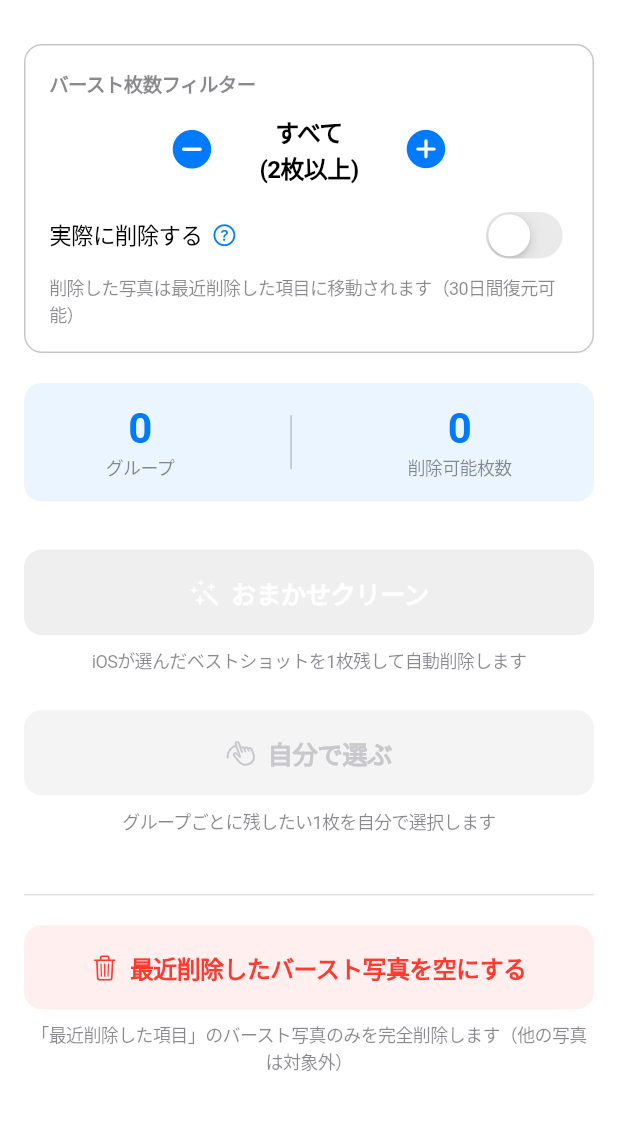
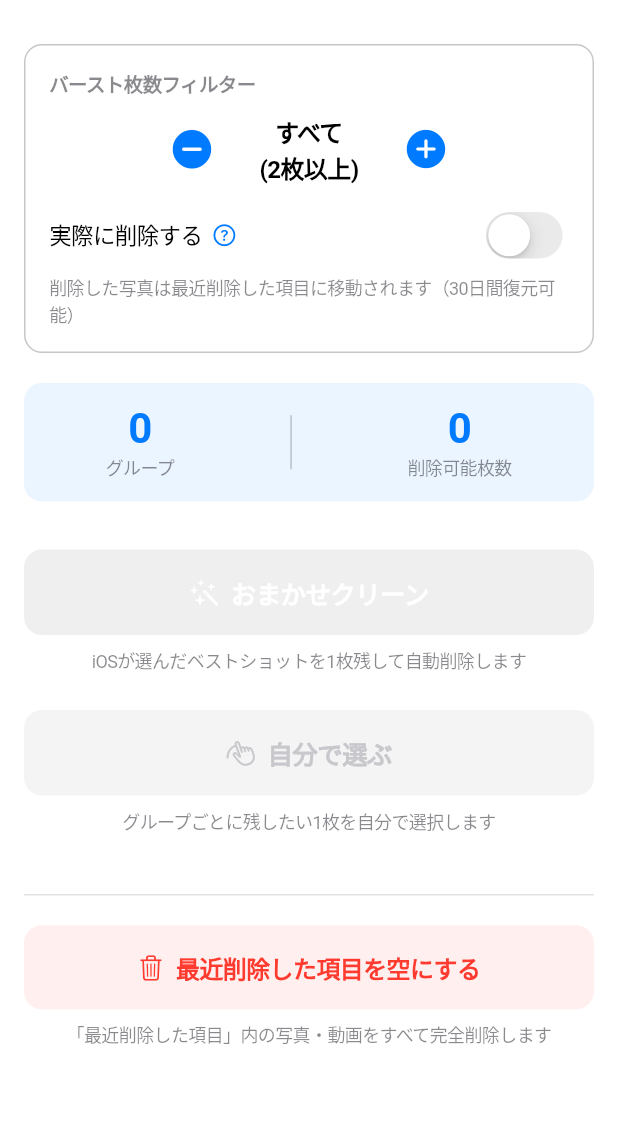
Before and after one commit to tomoyuki0512-hub/onp-quiz-app, a Flutter app: the screen it shows after launch, on a phone screen of 412 x 824 dp, the part 52-1182 px from its top. Run offline on Flutter 3.47's test engine with Material 3 defaults, Android fonts, the phone set to English and light mode, and no system bars; missing offline and left inert: photo_manager.

Commit message:
emptyRecentlyDeleted から includeAllBurstAssets を削除してコレクション外の混入を防ぐ
includeAllBurstAssets=true をコレクション指定の fetchAssets に使うと
メインライブラリのバースト写真まで結果に含まれ、意図しない削除が発生していた。
オプションなしで最近削除した項目のみを取得するよう修正し、
「最近削除した項目をすべて空にする」という本来の挙動に戻す。

https://claude.ai/code/session_01SoqHF3J3E8ZCNxniZsKxhE

```diff
--- a/lib/screens/home_screen.dart
+++ b/lib/screens/home_screen.dart
@@ -107,12 +107,12 @@ class _HomeScreenState extends State<HomeScreen> {
     final confirmed = await showCupertinoDialog<bool>(
       context: context,
       builder: (ctx) => CupertinoAlertDialog(
-        title: const Text('バースト写真を完全削除'),
+        title: const Text('最近削除した項目を空にする'),
         content: const Column(
           children: [
             SizedBox(height: 8),
             Text(
-              '「最近削除した項目」にあるバースト写真をすべて完全削除します。\n\nバースト写真以外の写真・動画は削除されません。',
+              '「最近削除した項目」にある写真・動画をすべて完全削除します。',
               style: TextStyle(fontSize: 15),
             ),
             SizedBox(height: 6),
@@ -628,7 +628,7 @@ class _HomeScreenState extends State<HomeScreen> {
               Icon(CupertinoIcons.trash, size: 18, color: CupertinoColors.destructiveRed),
               SizedBox(width: 8),
               Text(
-                '最近削除したバースト写真を空にする',
+                '最近削除した項目を空にする',
                 style: TextStyle(
                   fontSize: 16,
                   fontWeight: FontWeight.w600,
@@ -640,7 +640,7 @@ class _HomeScreenState extends State<HomeScreen> {
         ),
         const SizedBox(height: 8),
         const Text(
-          '「最近削除した項目」のバースト写真のみを完全削除します（他の写真は対象外）',
+          '「最近削除した項目」内の写真・動画をすべて完全削除します',
           style: TextStyle(
             fontSize: 12,
             color: CupertinoColors.secondaryLabel,
```
Also changed, not shown: 1 other file.
